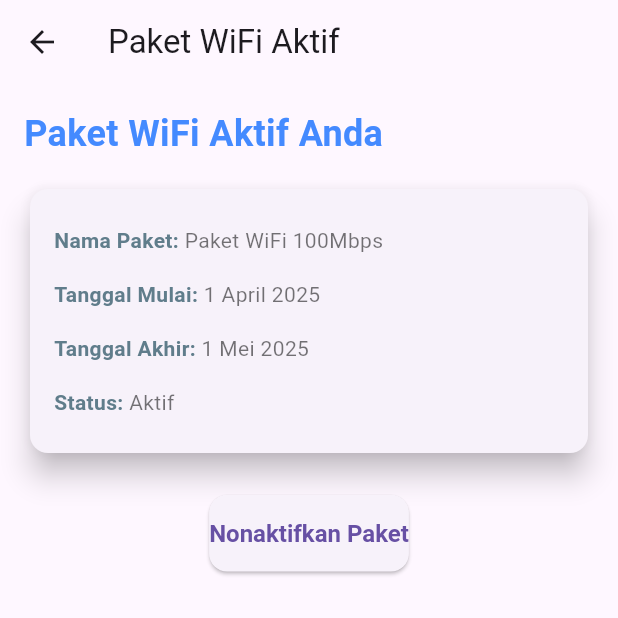
After one commit to Hendri-Ptr/PROYEK_2-_MOBILE, a Flutter app: the PaketAktifScreen screen opened by its route, on a phone screen of 412 x 824 dp, the top half of it. The commit adds this screen. Run offline on Flutter 3.47's test engine with Material 3 defaults, Android fonts, the phone set to English and light mode, and no system bars; our stand-ins replace shared_preferences; accounts and stored records are empty; statements that could not run were skipped.

Commit message:
update front end

```diff
--- /dev/null
+++ b/lib/presentation/screens/paket_aktif_screen.dart
@@ -0,0 +1,128 @@
+import 'package:flutter/material.dart';
+
+class PaketAktifScreen extends StatelessWidget {
+  const PaketAktifScreen({super.key});
+
+  @override
+  Widget build(BuildContext context) {
+    // Data paket WiFi aktif
+    final paket = {
+      'nama': 'Paket WiFi 100Mbps',
+      'tanggalMulai': '1 April 2025',
+      'tanggalAkhir': '1 Mei 2025',
+      'status': 'Aktif',
+    };
+
+    return Scaffold(
+      appBar: AppBar(
+        title: const Text("Paket WiFi Aktif"),
+        leading: IconButton(
+          icon: const Icon(Icons.arrow_back),
+          onPressed: () => Navigator.pop(context),
+        ),
+      ),
+      body: SingleChildScrollView( // Membuat konten bisa digulir jika melebihi batas layar
+        padding: const EdgeInsets.all(16.0),
+        child: Column(
+          crossAxisAlignment: CrossAxisAlignment.start,
+          children: [
+            const Text(
+              'Paket WiFi Aktif Anda',
+              style: TextStyle(
+                fontSize: 24,
+                fontWeight: FontWeight.bold,
+                color: Colors.blueAccent
+              ),
+            ),
+            const SizedBox(height: 16),
+
+            // Menampilkan informasi paket WiFi aktif dalam Card untuk tampilan lebih menarik
+            Card(
+              elevation: 8, // Memberikan bayangan pada Card
+              shape: RoundedRectangleBorder(
+                borderRadius: BorderRadius.circular(12),
+              ),
+              child: Padding(
+                padding: const EdgeInsets.all(16.0),
+                child: Column(
+                  crossAxisAlignment: CrossAxisAlignment.start,
+                  children: [
+                    PaketInfoWidget(
+                      label: 'Nama Paket',
+                      value: paket['nama'] ?? 'Tidak tersedia',
+                    ),
+                    PaketInfoWidget(
+                      label: 'Tanggal Mulai',
+                      value: paket['tanggalMulai'] ?? 'Tidak tersedia',
+                    ),
+                    PaketInfoWidget(
+                      label: 'Tanggal Akhir',
+                      value: paket['tanggalAkhir'] ?? 'Tidak tersedia',
+                    ),
+                    PaketInfoWidget(
+                      label: 'Status',
+                      value: paket['status'] ?? 'Tidak tersedia',
+                    ),
+                  ],
+                ),
+              ),
+            ),
+            const SizedBox(height: 24),
+
+            // Tombol untuk menonaktifkan paket dengan gradien
+            Center(
+              child: ElevatedButton(
+                onPressed: () {
+                  // Tindakan untuk menonaktifkan paket
+                },
+                child: const Text(
+                  'Nonaktifkan Paket',
+                  style: TextStyle(fontSize: 16),
+                ),
+                style: ElevatedButton.styleFrom(
+                  padding: const EdgeInsets.symmetric(vertical: 16.0),
+                  shape: RoundedRectangleBorder(
+                    borderRadius: BorderRadius.circular(12),
+                  ),
+                  textStyle: const TextStyle(fontWeight: FontWeight.bold),
+                ),
+              ),
+            ),
+          ],
+        ),
+      ),
+    );
+  }
+}
+
+class PaketInfoWidget extends StatelessWidget {
+  final String label;
+  final String value;
+
+  const PaketInfoWidget({required this.label, required this.value});
+
+  @override
+  Widget build(BuildContext context) {
+    return Padding(
+      padding: const EdgeInsets.symmetric(vertical: 8.0),
+      child: Row(
+        children: [
+          Text(
+            '$label: ',
+            style: const TextStyle(
+              fontWeight: FontWeight.bold,
+              color: Colors.blueGrey
+            ),
+          ),
+          Expanded(  // Agar text tidak overflow
+            child: Text(
+              value,
+              overflow: TextOverflow.ellipsis,
+              style: const TextStyle(color: Colors.black54),
+            ),
+          ),
+        ],
+      ),
+    );
+  }
+}
--- a/lib/presentation/screens/tagihan_screen.dart
+++ b/lib/presentation/screens/tagihan_screen.dart
@@ -0,0 +1,72 @@
+import 'package:flutter/material.dart';
+
+class TagihanScreen extends StatelessWidget {
+  const TagihanScreen({super.key});
+
+  final List<Map<String, dynamic>> _tagihanList = const [
+    {
+      'tanggal': '01 April 2025',
+      'status': 'Belum Dibayar',
+      'jumlah': 'Rp 150.000',
+    },
+    {
+      'tanggal': '01 Maret 2025',
+      'status': 'Lunas',
+      'jumlah': 'Rp 150.000',
+    },
+    {
+      'tanggal': '01 Februari 2025',
+      'status': 'Lunas',
+      'jumlah': 'Rp 150.000',
+    },
+  ];
+
+  Color _getStatusColor(String status) {
+    if (status == 'Lunas') return Colors.green;
+    if (status == 'Belum Dibayar') return Colors.red;
+    return Colors.grey;
+  }
+
+  @override
+  Widget build(BuildContext context) {
+    return Scaffold(
+      appBar: AppBar(
+        title: const Text('Tagihan', style: TextStyle(fontWeight: FontWeight.bold)),
+        centerTitle: true,
+        backgroundColor: Colors.white,
+        foregroundColor: Colors.black,
+        elevation: 0,
+      ),
+      body: ListView.builder(
+        padding: const EdgeInsets.all(16),
+        itemCount: _tagihanList.length,
+        itemBuilder: (context, index) {
+          final tagihan = _tagihanList[index];
+          return Card(
+            margin: const EdgeInsets.only(bottom: 12),
+            shape: RoundedRectangleBorder(borderRadius: BorderRadius.circular(12)),
+            elevation: 3,
+            child: ListTile(
+              leading: Icon(Icons.receipt_long, color: Colors.blue[700]),
+              title: Text(tagihan['tanggal']),
+              subtitle: Text(
+                tagihan['status'],
+                style: TextStyle(
+                  color: _getStatusColor(tagihan['status']),
+                  fontWeight: FontWeight.bold,
+                ),
+              ),
+              trailing: Text(
+                tagihan['jumlah'],
+                style: const TextStyle(fontWeight: FontWeight.bold),
+              ),
+              onTap: () {
+                // Tambahkan navigasi atau detail jika dibutuhkan
+              },
+            ),
+          );
+        },
+      ),
+    );
+  }
+}
--- a/lib/routes/app_routes.dart
+++ b/lib/routes/app_routes.dart
@@ -6,8 +6,12 @@ import '../presentation/screens/home_screen.dart';
 import '../presentation/screens/settings_screen.dart';
 import '../presentation/screens/main_screen.dart';
 import '../presentation/screens/paket_screen.dart';
+import '../presentation/screens/paket_aktif_screen.dart';
+import '../presentation/screens/langganan_screen.dart';
+import '../presentation/screens/tagihan_screen.dart';
+import '../presentation/screens/riwayat_tagihan_screen.dart';
 
-// import screen lainnya
+// Tambahkan import screen lainnya jika perlu
 
 class AppRoutes {
   static const String splash = '/';
@@ -17,6 +21,12 @@ class AppRoutes {
   static const String settingsRoute = '/settings';
   static const String main = '/main';
   static const String paket = '/paket';
+
+  // Rute tambahan
+  static const String paketAktif = '/paket-aktif';
+  static const String langganan = '/langganan';
+  static const String tagihan = '/tagihan';
+  static const String riwayatTagihan = '/riwayat-tagihan';
 
   static Route<dynamic> generateRoute(RouteSettings settings) {
     switch (settings.name) {
@@ -34,6 +44,17 @@ class AppRoutes {
         return MaterialPageRoute(builder: (_) => const MainScreen());
       case paket:
         return MaterialPageRoute(builder: (_) => PaketScreen());
+
+      // Rute tambahan
+      case paketAktif:
+        return MaterialPageRoute(builder: (_) => PaketAktifScreen());
+      case langganan:
+        return MaterialPageRoute(builder: (_) => LanggananScreen());
+      case tagihan:
+        return MaterialPageRoute(builder: (_) => TagihanScreen());
+      case riwayatTagihan:
+        return MaterialPageRoute(builder: (_) => RiwayatTagihanScreen());
+
       default:
         return MaterialPageRoute(
           builder: (_) => Scaffold(
```
Also changed, not shown: lib/presentation/screens/langganan_screen.dart (added, +64 -0 lines), lib/presentation/screens/login_screen.dart (+5 -5 lines), lib/presentation/screens/riwayat_tagihan_screen.dart (added, +60 -0 lines), lib/presentation/screens/settings_screen.dart (+26 -18 lines), lib/presentation/screens/splash_screen.dart (+5 -2 lines).
